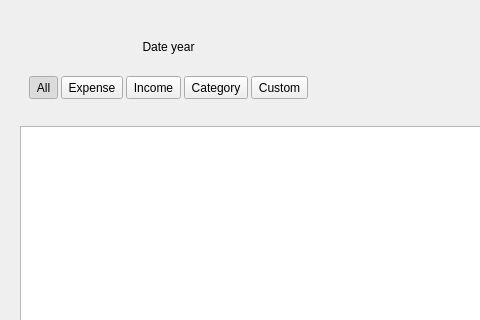
Before: the Qt Designer form Desktop/Pages/Transactions/TransactionsPage.ui in david4more/CoinWarden, drawn with Qt 5; both pictures show x 0 to 480 and y 0 to 320 of the 1000 by 800 pixel window.
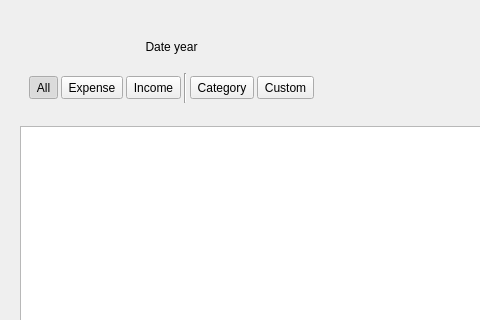
After: the same form once the commit is applied. Icons and pictures are not drawn.

```diff
--- a/Desktop/Pages/Transactions/TransactionsPage.ui
+++ b/Desktop/Pages/Transactions/TransactionsPage.ui
@@ -79,6 +79,19 @@
              </property>
             </widget>
            </item>
+           <item>
+            <widget class="Line" name="line">
+             <property name="maximumSize">
+              <size>
+               <width>16777215</width>
+               <height>30</height>
+              </size>
+             </property>
+             <property name="orientation">
+              <enum>Qt::Orientation::Vertical</enum>
+             </property>
+            </widget>
+           </item>
            <item>
             <widget class="QToolButton" name="categoryFilter">
              <property name="styleSheet">
```
